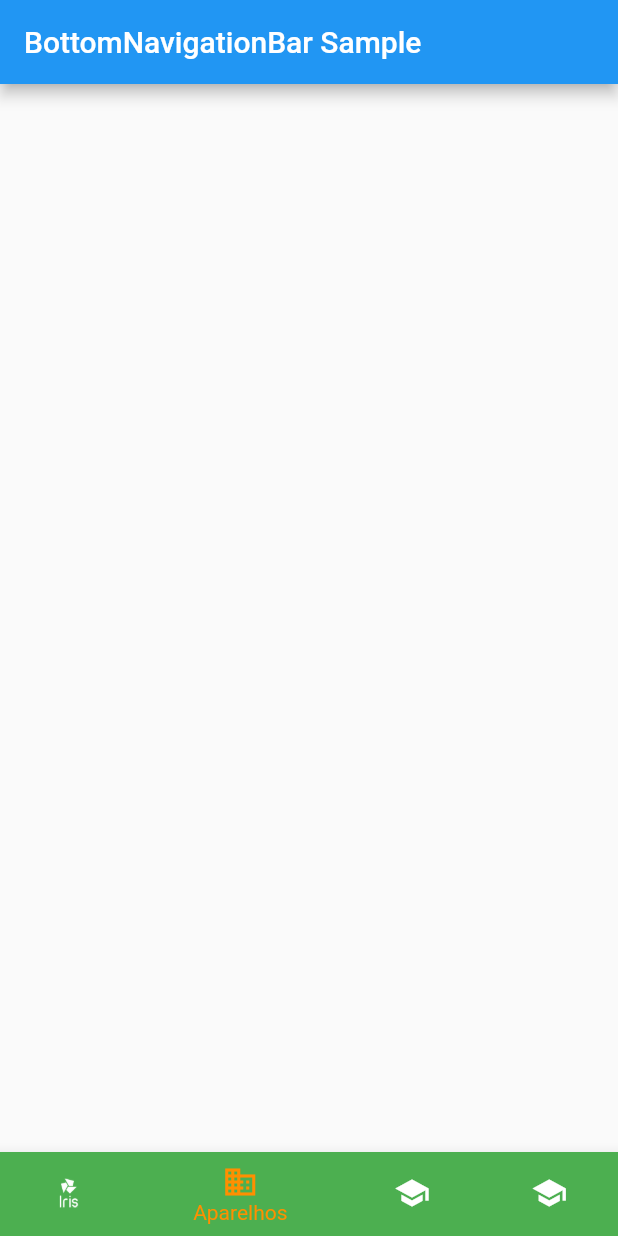
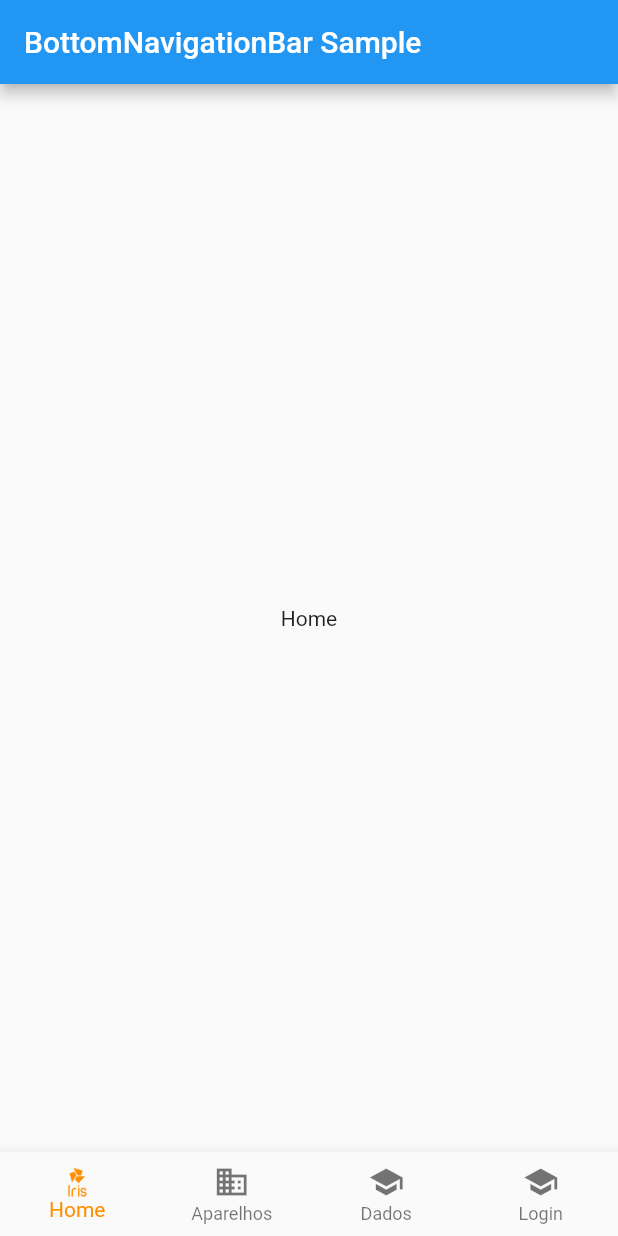
Before and after one commit to paulatalim/Iris, a Flutter app: the screen it shows after launch, on a phone screen of 412 x 824 dp. Run offline on Flutter 3.47's test engine with Material 2 defaults, Android fonts, the phone set to English and light mode, and no system bars.

Commit message:
tentando colocar lista de widget

```diff
--- a/lib/main.dart
+++ b/lib/main.dart
@@ -1,27 +1,37 @@
 import 'package:flutter/material.dart';
 
-void main() => runApp(const MenuBarApp());
+void main() => runApp(const HomeApp());
 
-class MenuBarApp extends StatelessWidget {
-  const MenuBarApp({super.key});
+class HomeApp extends StatelessWidget {
+  const HomeApp({super.key});
 
   @override
   Widget build(BuildContext context) {
     return const MaterialApp(
-      home: MenuBar(),
+      home: Home(),
     );
   }
 }
 
-class MenuBar extends StatefulWidget {
-  const MenuBar({super.key});
+class Home extends StatefulWidget {
+  const Home({super.key});
 
   @override
-  State<MenuBar> createState() => _MenuBarState();
+  State<Home> createState() => _HomeState();
 }
 
-class _MenuBarState extends State<MenuBar> {
-  int _currentIndex = 1;
+class _HomeState extends State<Home> {
+  int _currentIndex = 0;
+
+  // Colocar nomes das telas na lista
+  final List<Widget> screens = [];
+
+  final List<Center> tabs = [
+    Center(child: const Text('Home')),
+    Center(child: Text('elicoptero')),
+    Center(child: Text('afonso')),
+    Center(child: Text('genivaldo'))
+  ];
 
   @override
   Widget build(BuildContext context) {
@@ -29,8 +39,10 @@ class _MenuBarState extends State<MenuBar> {
       appBar: AppBar(
         title: const Text('BottomNavigationBar Sample'),
       ),
+      body: tabs[_currentIndex],
       bottomNavigationBar: BottomNavigationBar(
         currentIndex: _currentIndex,
+        type: BottomNavigationBarType.fixed,
         items: const [
           BottomNavigationBarItem(
             // icon: Icon(Icons.business),
@@ -39,22 +51,18 @@ class _MenuBarState extends State<MenuBar> {
               size: 20,
             ),
             label: 'Home',
-            backgroundColor: Colors.blue,
           ),
           BottomNavigationBarItem(
             icon: Icon(Icons.business),
             label: 'Aparelhos',
-            backgroundColor: Colors.green,
           ),
           BottomNavigationBarItem(
             icon: Icon(Icons.school),
             label: 'Dados',
-            backgroundColor: Colors.red,
           ),
           BottomNavigationBarItem(
             icon: Icon(Icons.school),
             label: 'Login',
-            backgroundColor: Colors.pink,
           ),
         ],
         onTap: (index) {
```
